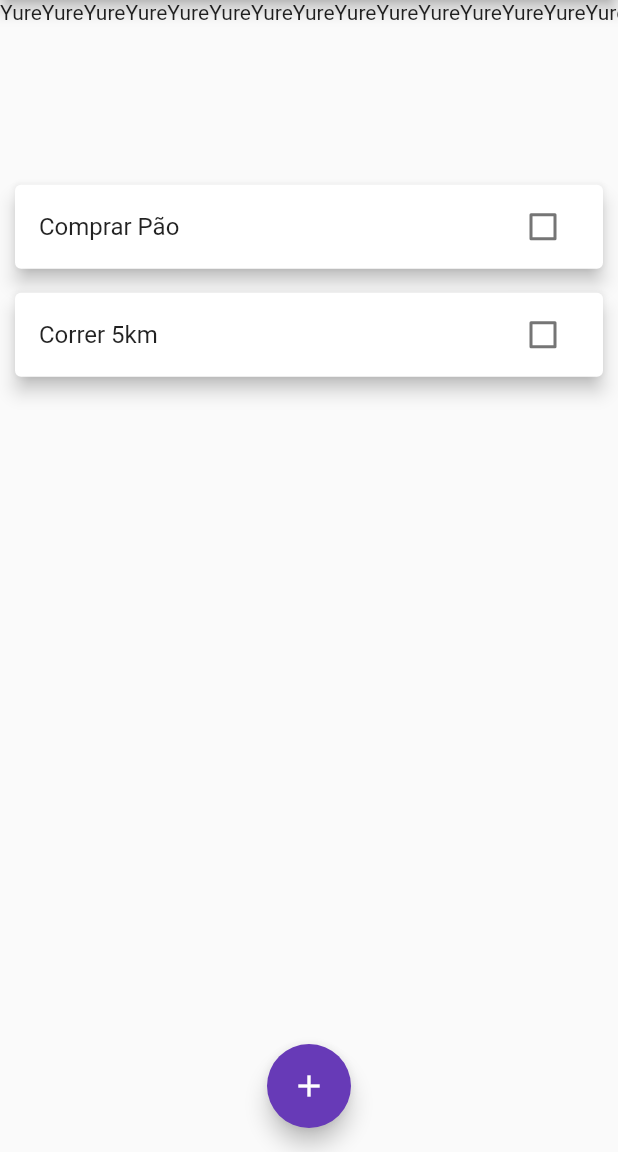
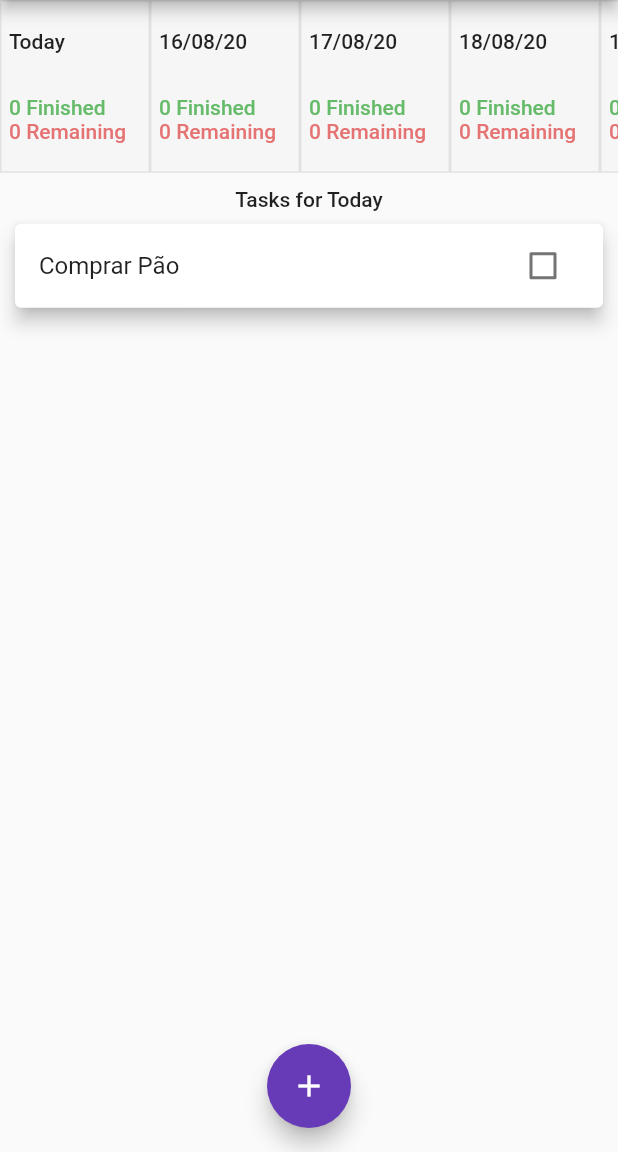
Before and after one commit to yuredev/daily-tasks-app, a Flutter app: the screen it shows after launch, on a phone screen of 412 x 824 dp, the part 84-1236 px from its top. Run offline on Flutter 3.47's test engine with Material 2 defaults, Android fonts, the phone set to English and light mode, and no system bars.

Commit message:
day_selector widget added

```diff
--- a/lib/widgets/day_selector.dart
+++ b/lib/widgets/day_selector.dart
@@ -1,29 +1,95 @@
 import 'package:daily_tasks_app/models/task.dart';
 import 'package:daily_tasks_app/utils.dart';
 import 'package:flutter/material.dart';
+import 'package:intl/intl.dart';
 
 class DaySelector extends StatelessWidget {
   final List<Task> allTasks;
+  final void Function(DateTime) onDaySelect;
 
-  DaySelector(this.allTasks);
+  DaySelector({
+    @required this.allTasks,
+    @required this.onDaySelect,
+  });
 
-  List<List<Task>> get taskListByDay {
+  List<Map<String, Object>> get _daysList {
     return List.generate(20, (i) {
       DateTime currentDay = DateTime.now().add(Duration(days: i));
       var currentDayTasks = this
           .allTasks
           .where((t) => Utils.compareDates(t.date, currentDay))
           .toList();
-      return currentDayTasks;
+      return {
+        'day': currentDay,
+        'tasks': currentDayTasks,
+      };
     });
   }
+
+  // int get _dailyTasksFinished  {
+  //   return this._daysList.fold(0, (count, task) {
+  //     if (task.) {
+
+  //     }
+  //   });
+  // }
 
   @override
   Widget build(BuildContext context) {
     return ListView.builder(
       scrollDirection: Axis.horizontal,
-      itemCount: taskListByDay.length,
-      itemBuilder: (ctx, index) => Text('Yure'),
+      itemCount: _daysList.length,
+      itemBuilder: (ctx, i) {
+        var dayReport = _daysList[i];
+        return FlatButton(
+          padding: EdgeInsets.all(0),
+          onPressed: () => this.onDaySelect(dayReport['day']),
+          child: Container(
+            padding: EdgeInsets.all(5),
+            width: 100,
+            // color: Color.fromRGBO(200, 200, 200, 0.4),
+            decoration: BoxDecoration(
+              border: Border.all(
+                color: Color(0x15000000),
+                width: 1.0,
+              ),
+              color: Color(0x44EBEBEB),
+            ),
+            child: Column(
+              mainAxisAlignment: MainAxisAlignment.spaceAround,
+              crossAxisAlignment: CrossAxisAlignment.start,
+              children: [
+                Text(
+                  Utils.compareDates(dayReport['day'], DateTime.now())
+                      ? 'Today'
+                      : DateFormat('dd/MM/yy').format(dayReport['day']),
+                  style: TextStyle(
+                    fontWeight: FontWeight.w500,
+                  ),
+                ),
+                Column(
+                  mainAxisAlignment: MainAxisAlignment.center,
+                  crossAxisAlignment: CrossAxisAlignment.start,
+                  children: [
+                    Text(
+                      '0 Finished',
+                      style: TextStyle(
+                        color: Colors.green[400],
+                      ),
+                    ),
+                    Text(
+                      '0 Remaining',
+                      style: TextStyle(
+                        color: Colors.red[300],
+                      ),
+                    ),
+                  ],
+                ),
+              ],
+            ),
+          ),
+        );
+      },
     );
   }
 }
--- a/lib/widgets/day_tasks_list.dart
+++ b/lib/widgets/day_tasks_list.dart
@@ -7,8 +7,8 @@ class DayTasksList extends StatelessWidget {
   final void Function(Task, bool) onTaskCheck;
 
   DayTasksList({
-    this.dayTasks,
-    this.onTaskCheck,
+    @required this.dayTasks,
+    @required this.onTaskCheck,
   });
 
   @override
--- a/lib/widgets/home_page.dart
+++ b/lib/widgets/home_page.dart
@@ -3,6 +3,7 @@ import 'package:daily_tasks_app/widgets/day_selector.dart';
 import 'package:daily_tasks_app/widgets/tasks_form.dart';
 import 'package:flutter/cupertino.dart';
 import 'package:flutter/material.dart';
+import 'package:intl/intl.dart';
 import 'dart:io';
 import 'dart:math';
 import '../models/task.dart';
@@ -30,7 +31,9 @@ class _HomePageState extends State<HomePage> {
       id: Random().nextDouble().toString(),
       description: 'Correr feito um condenado',
       wasFinished: false,
-      date: DateTime.now(),
+      date: DateTime.now().add(
+        Duration(days: 1),
+      ),
     ),
     Task(
       title: 'Ir para academia',
@@ -66,6 +69,10 @@ class _HomePageState extends State<HomePage> {
     Navigator.of(context).pop();
   }
 
+  void _setSelectedDate(DateTime newSelectedDay) {
+    setState(() => this._selectedDate = newSelectedDay);
+  }
+
   @override
   Widget build(BuildContext context) {
     final PreferredSizeWidget adaptativeAppBar = AdaptativeAppBar();
@@ -85,10 +92,27 @@ class _HomePageState extends State<HomePage> {
                   children: [
                     Container(
                       height: avaliableHeight * 0.15,
-                      child: DaySelector(this.allTasks),
+                      child: DaySelector(
+                        allTasks: this.allTasks,
+                        onDaySelect: this._setSelectedDate,
+                      ),
                     ),
                     Container(
                       height: avaliableHeight * 0.85,
+                      margin: EdgeInsets.only(
+                        top: 10,
+                      ),
+                      child: Column(
+                        children: [
+                          Text(
+                            Utils.compareDates(this._selectedDate, DateTime.now()) ?
+                            'Tasks for Today' :
+                            'Tasks for ${DateFormat('dd/MM/yy').format(this._selectedDate)}',
+                            style: TextStyle(
+                              fontWeight: FontWeight.w500,
+                            ),
+                          ),
+                          Expanded(
                             child: DayTasksList(
                               dayTasks: _tasksOfSelectedDate,
                               onTaskCheck: setTaskFinishedStatus,
@@ -97,8 +121,12 @@ class _HomePageState extends State<HomePage> {
                         ],
                       ),
                     ),
+                  ],
                 ),
-            floatingActionButton: Platform.isAndroid ? FloatingActionButton(
+              ),
+            ),
+            floatingActionButton: Platform.isAndroid
+                ? FloatingActionButton(
                     child: Icon(Icons.add),
                     onPressed: () {
                       showModalBottomSheet(
@@ -106,7 +134,8 @@ class _HomePageState extends State<HomePage> {
                         builder: (context) => TasksForm(this._addTask),
                       );
                     },
-            ) : Container(),
+                  )
+                : Container(),
             floatingActionButtonLocation:
                 FloatingActionButtonLocation.centerFloat,
           );
```
Lines whose indentation alone changed are shown as unchanged.
